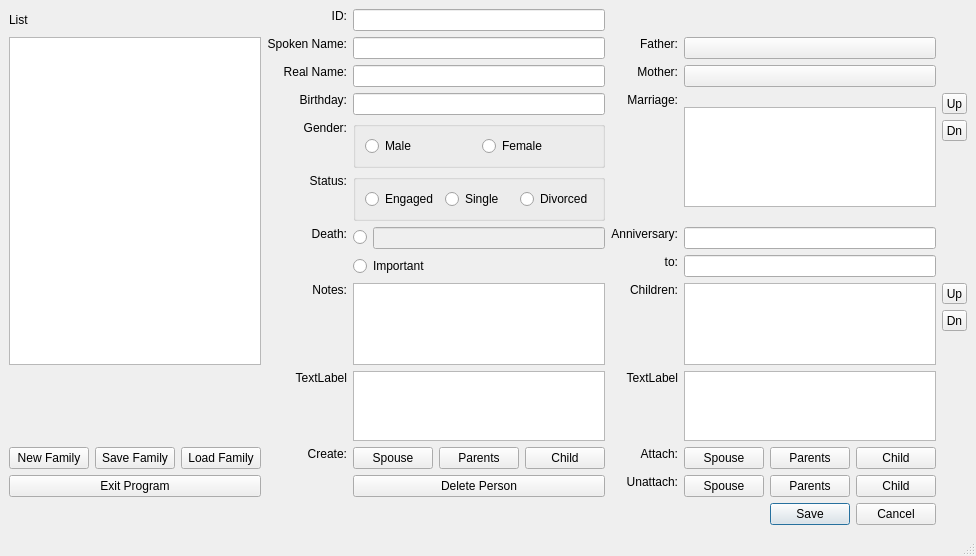
DayGitH/Family-Tree, file worker.ui: the form before one commit.
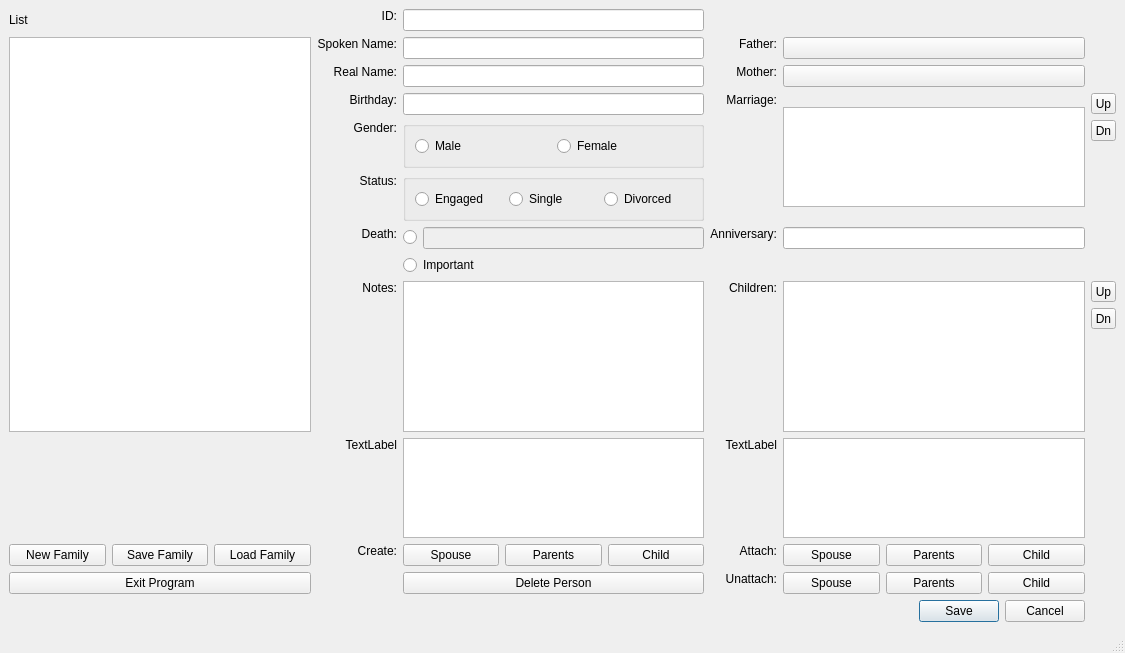
The form after the commit.

Commit message: Old Check-in

What changed in the file:
```diff
--- a/worker.ui
+++ b/worker.ui
@@ -9,8 +9,8 @@
    <rect>
     <x>0</x>
     <y>0</y>
-    <width>923</width>
-    <height>556</height>
+    <width>1125</width>
+    <height>653</height>
    </rect>
   </property>
   <property name="windowTitle">
@@ -157,9 +157,6 @@
       </item>
      </layout>
     </item>
-    <item row="7" column="4">
-     <widget class="QLineEdit" name="statusToEdit"/>
-    </item>
     <item row="8" column="5" rowspan="2">
      <layout class="QVBoxLayout" name="verticalLayout">
       <item>
@@ -394,16 +391,6 @@
       </property>
      </widget>
     </item>
-    <item row="7" column="3">
-     <widget class="QLabel" name="statusToLabel">
-      <property name="text">
-       <string>to:</string>
-      </property>
-      <property name="alignment">
-       <set>Qt::AlignRight|Qt::AlignTop|Qt::AlignTrailing</set>
-      </property>
-     </widget>
-    </item>
     <item row="0" column="1">
      <widget class="QLabel" name="IDLabel">
       <property name="text">
```
Left out of the diff: 92 changed lines with no effect on the pictures. The commit also changes 2 other files.
